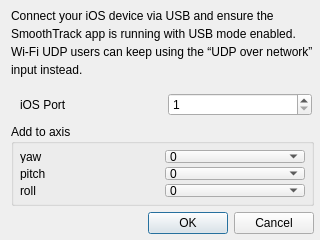
This is tracker-smoothtrack/smoothtrack-controls.ui in CyberoniOntoni/opentrack-smoothtrack as Qt 5 draws it before an edit. The edited form follows.
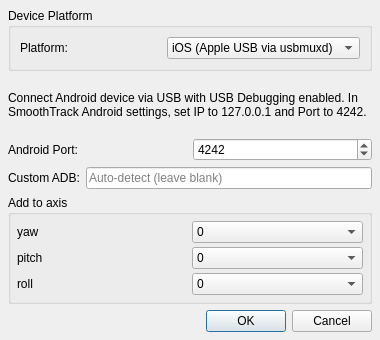
This is the edited form. The open tabs and pages were chosen to show the change. Icons and pictures are not drawn.

Commit message: feat: add SmoothTrack Android USB input via ADB reverse relay

The edit to the form file:
```diff
--- a/tracker-smoothtrack/smoothtrack-controls.ui
+++ b/tracker-smoothtrack/smoothtrack-controls.ui
@@ -9,69 +9,84 @@
    <rect>
     <x>0</x>
     <y>0</y>
-    <width>320</width>
-    <height>240</height>
+    <width>380</width>
+    <height>340</height>
    </rect>
   </property>
   <property name="windowTitle">
-   <string>SmoothTrack iOS (USB) settings</string>
+   <string>SmoothTrack (USB) settings</string>
   </property>
   <property name="windowIcon">
    <iconset>
     <normaloff>../gui/images/opentrack.png</normaloff>../gui/images/opentrack.png</iconset>
   </property>
-  <layout class="QGridLayout" name="gridLayout_2">
-   <property name="topMargin">
+  <layout class="QVBoxLayout" name="mainLayout">
+   <property name="spacing">
     <number>6</number>
    </property>
-   <property name="rightMargin">
-    <number>6</number>
+   <property name="margin">
+    <number>8</number>
    </property>
-   <property name="bottomMargin">
-    <number>6</number>
-   </property>
-   <property name="horizontalSpacing">
-    <number>6</number>
-   </property>
-   <property name="verticalSpacing">
-    <number>6</number>
-   </property>
-   <item row="0" column="0">
-    <widget class="QLabel" name="label_info">
+   <item>
+    <widget class="QGroupBox" name="groupPlatform">
+     <property name="title">
+      <string>Device Platform</string>
+     </property>
+     <layout class="QHBoxLayout" name="layoutPlatform">
+      <item>
+       <widget class="QLabel" name="labelPlatform">
+        <property name="text">
+         <string>Platform:</string>
+        </property>
+       </widget>
+      </item>
+      <item>
+       <widget class="QComboBox" name="comboPlatform">
+        <item>
+         <property name="text">
+          <string>iOS (Apple USB via usbmuxd)</string>
+         </property>
+        </item>
+        <item>
      <property name="text">
-      <string>Connect your iOS device via USB and ensure the SmoothTrack app is running with USB mode enabled. Wi‑Fi UDP users can keep using the “UDP over network” input instead.</string>
+          <string>Android (USB via ADB Relay)</string>
+         </property>
+        </item>
+       </widget>
+      </item>
+     </layout>
+    </widget>
+   </item>
+   <item>
+    <widget class="QStackedWidget" name="stackedSettings">
+     <property name="currentIndex">
+      <number>0</number>
+     </property>
+     <widget class="QWidget" name="pageIOS">
+      <layout class="QVBoxLayout" name="layoutIOS">
+       <property name="margin">
+        <number>0</number>
+       </property>
+       <item>
+        <widget class="QLabel" name="label_info_ios">
+         <property name="text">
+          <string>Connect your iOS device via USB and ensure SmoothTrack is running with USB mode enabled ("Activate USB Connection" in app settings). Device must be trusted.</string>
      </property>
      <property name="wordWrap">
       <bool>true</bool>
      </property>
     </widget>
    </item>
-   <item row="1" column="0">
-    <widget class="QFrame" name="frame">
-     <property name="sizePolicy">
-      <sizepolicy hsizetype="Preferred" vsizetype="Maximum">
-       <horstretch>0</horstretch>
-       <verstretch>0</verstretch>
-      </sizepolicy>
-     </property>
-     <layout class="QGridLayout" name="gridLayout">
-      <property name="rightMargin">
-       <number>2</number>
-      </property>
-      <property name="bottomMargin">
-       <number>2</number>
-      </property>
-      <property name="spacing">
-       <number>4</number>
-      </property>
-      <item row="0" column="0">
-       <widget class="QLabel" name="label_5">
+       <item>
+        <layout class="QHBoxLayout" name="layoutIOSPort">
+         <item>
+          <widget class="QLabel" name="label_ios_port">
         <property name="text">
-         <string>iOS Port</string>
+            <string>iOS Port:</string>
         </property>
        </widget>
       </item>
-      <item row="0" column="1">
+         <item>
        <widget class="QSpinBox" name="spinPortNumber">
         <property name="minimum">
          <number>1</number>
@@ -79,33 +94,86 @@
         <property name="maximum">
          <number>65535</number>
         </property>
+           <property name="value">
+            <number>47047</number>
+           </property>
        </widget>
       </item>
      </layout>
-    </widget>
-   </item>
-   <item row="2" column="0">
+       </item>
+      </layout>
+     </widget>
+     <widget class="QWidget" name="pageAndroid">
+      <layout class="QVBoxLayout" name="layoutAndroid">
+       <property name="margin">
+        <number>0</number>
+       </property>
+       <item>
+        <widget class="QLabel" name="label_info_android">
+         <property name="text">
+          <string>Connect Android device via USB with USB Debugging enabled. In SmoothTrack Android settings, set IP to 127.0.0.1 and Port to 4242.</string>
+         </property>
+         <property name="wordWrap">
+          <bool>true</bool>
+         </property>
+        </widget>
+       </item>
+       <item>
+        <layout class="QHBoxLayout" name="layoutAndroidPort">
+         <item>
+          <widget class="QLabel" name="label_android_port">
+           <property name="text">
+            <string>Android Port:</string>
+           </property>
+          </widget>
+         </item>
+         <item>
+          <widget class="QSpinBox" name="spinAndroidPortNumber">
+           <property name="minimum">
+            <number>1</number>
+           </property>
+           <property name="maximum">
+            <number>65535</number>
+           </property>
+           <property name="value">
+            <number>4242</number>
+           </property>
+          </widget>
+         </item>
+        </layout>
+       </item>
+       <item>
+        <layout class="QHBoxLayout" name="layoutAdbPath">
+         <item>
+          <widget class="QLabel" name="label_adb_path">
+           <property name="text">
+            <string>Custom ADB:</string>
+           </property>
+          </widget>
+         </item>
+         <item>
+          <widget class="QLineEdit" name="lineAdbPath">
+           <property name="placeholderText">
+            <string>Auto-detect (leave blank)</string>
+           </property>
+          </widget>
+         </item>
+        </layout>
+       </item>
+      </layout>
+     </widget>
+    </widget>
+   </item>
+   <item>
     <widget class="QGroupBox" name="groupBox_2">
      <property name="title">
       <string>Add to axis</string>
      </property>
      <layout class="QGridLayout" name="gridLayout_3">
-      <property name="leftMargin">
+      <property name="margin">
        <number>6</number>
       </property>
-      <property name="topMargin">
-       <number>6</number>
-      </property>
-      <property name="rightMargin">
-       <number>6</number>
-      </property>
-      <property name="bottomMargin">
-       <number>6</number>
-      </property>
-      <property name="horizontalSpacing">
-       <number>4</number>
-      </property>
-      <property name="verticalSpacing">
+      <property name="spacing">
        <number>4</number>
       </property>
       <item row="0" column="0">
@@ -151,13 +219,6 @@
         </property>
        </widget>
       </item>
-      <item row="2" column="0">
-       <widget class="QLabel" name="label_10">
-        <property name="text">
-         <string>roll</string>
-        </property>
-       </widget>
-      </item>
       <item row="1" column="1">
        <widget class="QComboBox" name="add_pitch">
         <item>
@@ -187,6 +248,13 @@
         </item>
        </widget>
       </item>
+      <item row="2" column="0">
+       <widget class="QLabel" name="label_10">
+        <property name="text">
+         <string>roll</string>
+        </property>
+       </widget>
+      </item>
       <item row="2" column="1">
        <widget class="QComboBox" name="add_roll">
         <item>
@@ -219,7 +287,7 @@
      </layout>
     </widget>
    </item>
-   <item row="3" column="0">
+   <item>
     <widget class="QDialogButtonBox" name="buttonBox">
      <property name="standardButtons">
       <set>QDialogButtonBox::Cancel|QDialogButtonBox::Ok</set>
```
Lines whose indentation alone changed are shown as unchanged. The commit also changes 10 other files.
